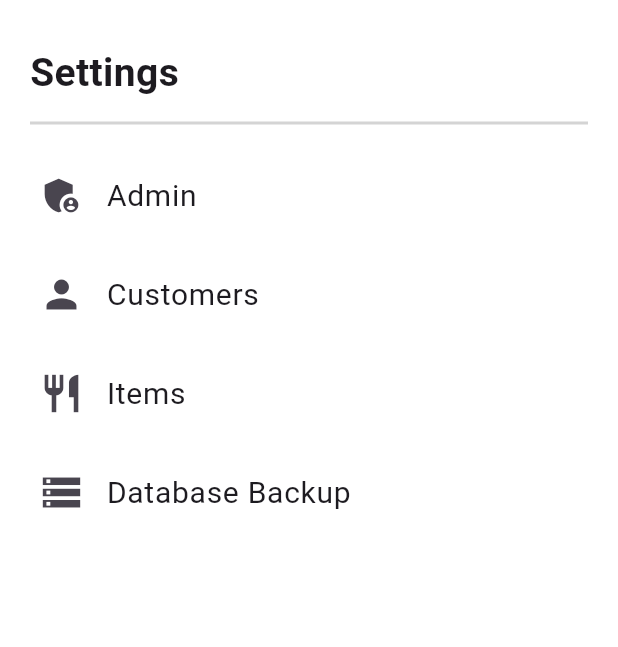
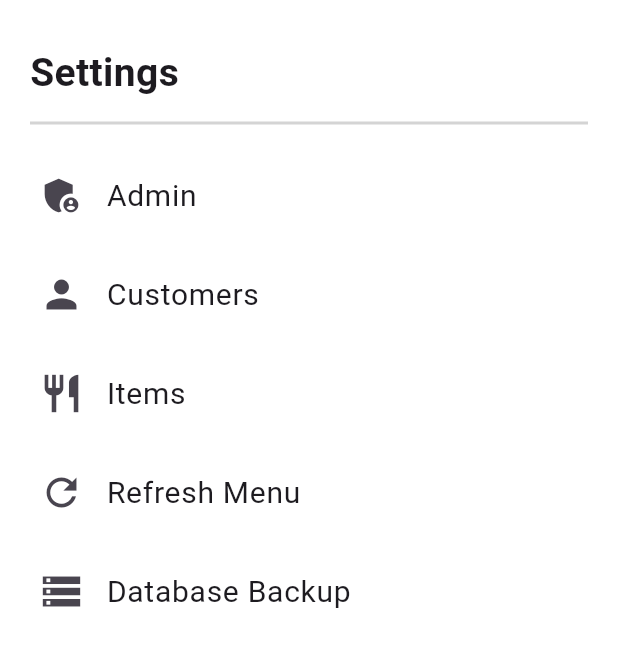
Before and after one commit to tims-exe/Bakery-Management-System, a Flutter app: the SettingsDrawer screen opened directly, on a phone screen of 412 x 824 dp. Shown: the top 647 px of the screen. Run offline on Flutter 3.47's test engine with Material 3 defaults, Android fonts, the phone set to English and light mode, and no system bars; our stand-ins replace flutter_dotenv, fluttertoast, intl_phone_number_input, permission_handler, sqflite; accounts and stored records are empty; statements that could not run were skipped.

Commit message:
menu sorting added

```diff
--- a/lib/components/settings_drawer.dart
+++ b/lib/components/settings_drawer.dart
@@ -3,7 +3,8 @@ import 'package:fluttertoast/fluttertoast.dart';
 import 'package:nissy_bakes_original/database/dbhelper.dart';
 
 class SettingsDrawer extends StatefulWidget {
-  const SettingsDrawer({super.key});
+  final VoidCallback? onRefresh;
+  const SettingsDrawer({super.key, this.onRefresh});
 
   @override
   State<SettingsDrawer> createState() => _SettingsDrawerState();
@@ -124,6 +125,45 @@ class _SettingsDrawerState extends State<SettingsDrawer> {
                 title: const Row(
                   children: [
                     Icon(
+                      Icons.refresh,
+                      size: 30,
+                    ),
+                    SizedBox(width: 15),
+                    Text(
+                      'Refresh Menu',
+                      style: TextStyle(
+                        fontSize: 20,
+                        fontWeight: FontWeight.w400,
+                      ),
+                    ),
+                  ],
+                ),
+                onTap: () async {
+                  await _dbHelper.refreshMenuSortOrder();
+
+                  widget.onRefresh?.call();
+
+                  Fluttertoast.showToast(
+                    msg: 'Menu refreshed!',
+                    toastLength: Toast.LENGTH_SHORT,
+                    gravity: ToastGravity.BOTTOM,
+                    backgroundColor: Colors.green,
+                    textColor: Colors.white,
+                    fontSize: 16,
+                  );
+
+                  Navigator.of(context).pop();
+
+                  setState(() {});
+                },
+              ),
+            ),
+            Padding(
+              padding: const EdgeInsets.only(bottom: 10),
+              child: ListTile(
+                title: const Row(
+                  children: [
+                    Icon(
                       Icons.storage,
                       size: 30,
                     ),
```
Also changed, not shown: lib/database/dbhelper.dart (+22 -1 lines), lib/pages/home_page.dart (+7 -1 lines).
